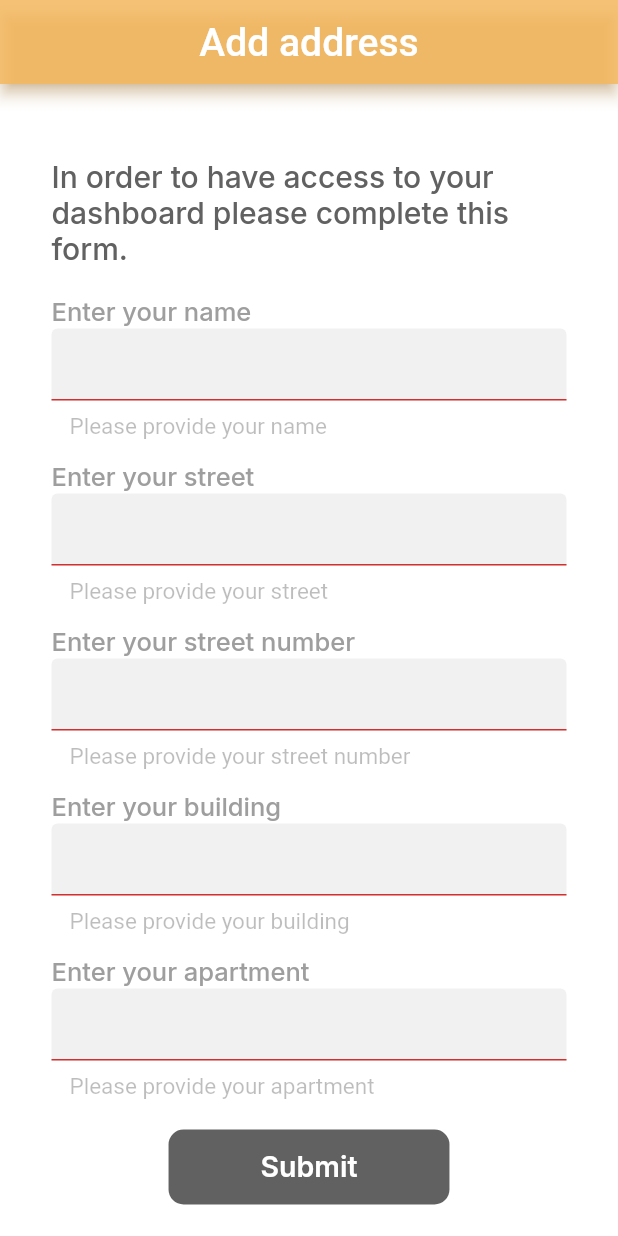
After one commit to IrinaStefanescu/AdminBlock, a Flutter app: the UserAddress screen opened directly, after a tap on "Submit", on a phone screen of 412 x 824 dp. The commit adds this screen. Run offline on Flutter 3.47's test engine with Material 2 defaults, Android fonts, the phone set to English and light mode, and no system bars; our stand-ins replace cloud_firestore, firebase_auth, firebase_core, google_fonts, google_sign_in, modal_bottom_sheet; accounts and stored records are empty; Roboto replaces fonts that are missing (Mukta).

```diff
--- a/lib/pages/auth/login.dart
+++ b/lib/pages/auth/login.dart
@@ -1,3 +1,4 @@
+import 'package:admin_block/user/user_address.dart';
 import 'package:firebase_auth/firebase_auth.dart';
 import 'package:flutter/material.dart';
 import 'package:google_fonts/google_fonts.dart';
@@ -27,7 +28,7 @@ class _LoginPageState extends State<LoginPage> {
   userLogin() async {
     try{
       await FirebaseAuth.instance.signInWithEmailAndPassword(email: email, password: password);
-      Navigator.pushReplacement(context, MaterialPageRoute(builder: (context) => UserMain()));
+      Navigator.pushReplacement(context, MaterialPageRoute(builder: (context) => UserAddress()));
     } on FirebaseAuthException catch(error) {
       if (error.code == 'user-not-found'){
         print("No user found for that email");
--- a/lib/pages/settings.dart
+++ b/lib/pages/settings.dart
@@ -1,3 +1,4 @@
+import 'package:admin_block/pages/user_main.dart';
 import 'package:flutter/cupertino.dart';
 import 'package:flutter/material.dart';
 import 'package:google_fonts/google_fonts.dart';
@@ -21,6 +22,15 @@ class _SettingsPageState extends State<SettingsPage> {
       appBar:  AppBar(
         title: Row(
           children: [
+            IconButton(
+                icon: Icon(Icons.arrow_back_ios),
+                onPressed: (){
+                  Navigator.push(
+                      context,
+                      MaterialPageRoute(
+                          builder: (context) => UserMain()));
+                }
+            ),
             Text(
               "Settings",
               style: GoogleFonts.mukta(
--- a/lib/pages/user_main.dart
+++ b/lib/pages/user_main.dart
@@ -5,6 +5,7 @@ import 'package:admin_block/user/pay_bill.dart';
 import 'package:admin_block/user/profile.dart';
 import 'package:admin_block/user/send_docs.dart';
 import 'package:admin_block/pages/settings.dart';
+import 'package:cloud_firestore/cloud_firestore.dart';
 import 'package:flutter/material.dart';
 import 'package:google_fonts/google_fonts.dart';
 import 'package:modal_bottom_sheet/modal_bottom_sheet.dart';
@@ -36,6 +37,9 @@ class _UserMainState extends State<UserMain> {
 
   @override
   Widget build(BuildContext context) {
+
+    CollectionReference users = FirebaseFirestore.instance.collection('users');
+
     return Scaffold(
       backgroundColor: Colors.white,
       appBar: AppBar(
@@ -79,7 +83,36 @@ class _UserMainState extends State<UserMain> {
         shadowColor: Colors.orange,
         automaticallyImplyLeading: false,
       ),
-      body: _widgetOptions.elementAt(_selectedIndex),
+      body: StreamBuilder(
+        stream: FirebaseFirestore.instance.collection('users').snapshots(),
+        builder: (BuildContext context, AsyncSnapshot<QuerySnapshot> snapshot){
+          if (snapshot.hasError) {
+            return Text('Something went wrong');
+          }
+
+          if (snapshot.connectionState == ConnectionState.waiting) {
+            return Text("Loading");
+          }
+
+          return ListView.builder(
+            itemCount: snapshot.data!.docs.length,
+            itemBuilder: (context, index){
+              return ListTile(
+                title: Text(snapshot.data!.docs[index]['name']),
+                subtitle: Column(
+                  children: [
+                    Text(snapshot.data!.docs[index]['street']),
+                    Text(snapshot.data!.docs[index]['streetNumber']),
+                    Text(snapshot.data!.docs[index]['building']),
+                    Text(snapshot.data!.docs[index]['apartment']),
+                  ],
+                ),
+              );
+            },
+          );
+        },
+      ),
+      //_widgetOptions.elementAt(_selectedIndex),
       bottomNavigationBar: Theme(
         data: Theme.of(context).copyWith(canvasColor: Color(0xF5F3A866)),
         child: BottomNavigationBar(
--- /dev/null
+++ b/lib/user/user_address.dart
@@ -0,0 +1,339 @@
+import 'package:admin_block/pages/user_main.dart';
+import 'package:cloud_firestore/cloud_firestore.dart';
+import 'package:firebase_auth/firebase_auth.dart';
+import 'package:flutter/material.dart';
+import 'package:google_fonts/google_fonts.dart';
+
+class UserAddress extends StatefulWidget {
+  const UserAddress({Key? key}) : super(key: key);
+
+  @override
+  _UserAddressState createState() => _UserAddressState();
+}
+
+class _UserAddressState extends State<UserAddress> {
+
+  var name = "";
+  var street = "";
+  var numberStreet = "";
+  var building = "";
+  var apartment = "";
+
+  final _addressFormKey = GlobalKey<FormState>();
+  final nameController = TextEditingController();
+  final streetController = TextEditingController();
+  final numberStreetController = TextEditingController();
+  final buildingController = TextEditingController();
+  final apartmentController = TextEditingController();
+
+  final uid = FirebaseAuth.instance.currentUser!.uid;
+  final email = FirebaseAuth.instance.currentUser!.email;
+
+  User? user = FirebaseAuth.instance.currentUser;
+
+
+  @override
+  void dispose() {
+    nameController.dispose();
+    streetController.dispose();
+    numberStreetController.dispose();
+    super.dispose();
+  }
+
+
+  @override
+  Widget build(BuildContext context) {
+
+    CollectionReference users = FirebaseFirestore.instance.collection('users');
+
+    return Scaffold(
+      backgroundColor: Colors.white,
+      appBar: AppBar(
+        title: Row(
+          mainAxisAlignment: MainAxisAlignment.center,
+          children: [
+            Text(
+              "Add address",
+              style: GoogleFonts.mukta(
+                fontSize: 26,
+                color: Colors.white,
+                fontWeight: FontWeight.w500,
+              ),
+            ),
+          ],
+        ),
+        backgroundColor: Color(0xD3F5B75B),
+        shadowColor: Color(0xD3F5B75B),
+        automaticallyImplyLeading: false,
+      ),
+      body: Center(
+        child: Form(
+          key: _addressFormKey,
+          child: Container(
+            width: MediaQuery.of(context).size.width / 1.2,
+            height: MediaQuery.of(context).size.height,
+            child: ListView(
+              children: [
+                SizedBox(height: 50,),
+                Text('In order to have access to your \ndashboard please complete this form.',
+                style: GoogleFonts.inter(
+                  color: Colors.grey[700],
+                  fontWeight: FontWeight.w500,
+                  fontSize: 20,
+                ),
+                ),
+                SizedBox(height: 20,),
+                Text('Enter your name',
+                  style: GoogleFonts.inter(
+                    color: Colors.grey[500],
+                    fontWeight: FontWeight.w500,
+                    fontSize: 17,
+                  ),
+                ),
+                TextFormField(
+                  autofocus: false,
+                  decoration: InputDecoration(
+                    fillColor: Color(0x70E0E0E0),
+                    filled: true,
+                    focusColor: Colors.grey[700],
+                    hoverColor: Colors.grey[700],
+                    enabledBorder: OutlineInputBorder(
+                      borderRadius: BorderRadius.all(Radius.circular(15.0)),
+                    ),
+                    focusedBorder: OutlineInputBorder(
+                      borderRadius: BorderRadius.all(Radius.circular(15.0)),
+                    ),
+                    errorStyle: TextStyle(
+                      color: Colors.black26,
+                      fontSize: 15.0,
+                    ),
+                  ),
+                  controller: nameController,
+                  onChanged: (value){
+                    name = value;
+                  },
+                  validator: (value){
+                    if (value == null || value.isEmpty)
+                    {
+                      return 'Please provide your name';
+                    }
+                    return null;
+                  },
+                ),
+                SizedBox(height: 15,),
+                Text('Enter your street',
+                  style: GoogleFonts.inter(
+                    color: Colors.grey[500],
+                    fontWeight: FontWeight.w500,
+                    fontSize: 17,
+                  ),
+                ),
+                TextFormField(
+                  autofocus: false,
+                  decoration: InputDecoration(
+                    fillColor: Color(0x70E0E0E0),
+                    filled: true,
+                    focusColor: Colors.grey[700],
+                    hoverColor: Colors.grey[700],
+                    enabledBorder: OutlineInputBorder(
+                      borderRadius: BorderRadius.all(Radius.circular(15.0)),
+                    ),
+                    focusedBorder: OutlineInputBorder(
+                      borderRadius: BorderRadius.all(Radius.circular(15.0)),
+                    ),
+                    errorStyle: TextStyle(
+                      color: Colors.black26,
+                      fontSize: 15.0,
+                    ),
+                  ),
+                  controller: streetController,
+                  onChanged: (value){
+                    street = value;
+                  },
+                  validator: (value){
+                    if (value == null || value.isEmpty)
+                    {
+                      return 'Please provide your street';
+                    }
+                    return null;
+                  },
+                ),
+                SizedBox(height: 15,),
+                Text('Enter your street number',
+                  style: GoogleFonts.inter(
+                    color: Colors.grey[500],
+                    fontWeight: FontWeight.w500,
+                    fontSize: 17,
+                  ),
+                ),
+                TextFormField(
+                  autofocus: false,
+                  decoration: InputDecoration(
+                    fillColor: Color(0x70E0E0E0),
+                    filled: true,
+                    focusColor: Colors.grey[700],
+                    hoverColor: Colors.grey[700],
+                    enabledBorder: OutlineInputBorder(
+                      borderRadius: BorderRadius.all(Radius.circular(15.0)),
+                    ),
+                    focusedBorder: OutlineInputBorder(
+                      borderRadius: BorderRadius.all(Radius.circular(15.0)),
+                    ),
+                    errorStyle: TextStyle(
+                      color: Colors.black26,
+                      fontSize: 15.0,
+                    ),
+                  ),
+                  controller: numberStreetController,
+                  onChanged: (value){
+                    numberStreet = value;
+                  },
+                  validator: (value){
+                    if (value == null || value.isEmpty)
+                    {
+                      return 'Please provide your street number';
+                    }
+                    return null;
+                  },
+                ),
+                SizedBox(height: 15,),
+                Text('Enter your building',
+                  style: GoogleFonts.inter(
+                    color: Colors.grey[500],
+                    fontWeight: FontWeight.w500,
+                    fontSize: 17,
+                  ),
+                ),
+                TextFormField(
+                  autofocus: false,
+                  decoration: InputDecoration(
+                    fillColor: Color(0x70E0E0E0),
+                    filled: true,
+                    focusColor: Colors.grey[700],
+                    hoverColor: Colors.grey[700],
+                    enabledBorder: OutlineInputBorder(
+                      borderRadius: BorderRadius.all(Radius.circular(15.0)),
+                    ),
+                    focusedBorder: OutlineInputBorder(
+                      borderRadius: BorderRadius.all(Radius.circular(15.0)),
+                    ),
+                    errorStyle: TextStyle(
+                      color: Colors.black26,
+                      fontSize: 15.0,
+                    ),
+                  ),
+                  controller: buildingController,
+                  onChanged: (value){
+                    building = value;
+                  },
+                  validator: (value){
+                    if (value == null || value.isEmpty)
+                    {
+                      return 'Please provide your building';
+                    }
+                    return null;
+                  },
+                ),
+                SizedBox(height: 15,),
+                Text('Enter your apartment',
+                  style: GoogleFonts.inter(
+                    color: Colors.grey[500],
+                    fontWeight: FontWeight.w500,
+                    fontSize: 17,
+                  ),
+                ),
+                TextFormField(
+                  autofocus: false,
+                  decoration: InputDecoration(
+                    fillColor: Color(0x70E0E0E0),
+                    filled: true,
+                    focusColor: Colors.grey[700],
+                    hoverColor: Colors.grey[700],
+                    enabledBorder: OutlineInputBorder(
+                      borderRadius: BorderRadius.all(Radius.circular(15.0)),
+                    ),
+                    focusedBorder: OutlineInputBorder(
+                      borderRadius: BorderRadius.all(Radius.circular(15.0)),
+                    ),
+                    errorStyle: TextStyle(
+                      color: Colors.black26,
+                      fontSize: 15.0,
+                    ),
+                  ),
+                  controller: apartmentController,
+                  onChanged: (value){
+                    apartment = value;
+                  },
+                  validator: (value){
+                    if (value == null || value.isEmpty)
+                    {
+                      return 'Please provide your apartment';
+                    }
+                    return null;
+                  },
+                ),
+                SizedBox(height: 20,),
+                Center(
+                  child: Container(
+                    width: MediaQuery.of(context).size.width / 2.2,
+                    height: 50,
+                    decoration: BoxDecoration(
+                      borderRadius: BorderRadius.circular(10.0),
+                      color: Colors.grey[700],
+                    ),
+                    child: TextButton(
+                      child: Text(
+                          'Submit',
+                        style: GoogleFonts.inter(
+                          color: Colors.white,
+                          fontWeight: FontWeight.w600,
+                          fontSize: 19,
+                        ),
+                      ),
+                      onPressed: () async {
+                        if (_addressFormKey.currentState!.validate()){
+                            ScaffoldMessenger.of(context).showSnackBar(
+                              SnackBar(
+                                content: Text('Sending data to Cloud Firestore'),
+                              ),
+                            );
+                            await users.add({'name': name, 'street': street, 'streetNumber': numberStreet, 'building': building, 'apartment': apartment
+                            }).then((value) => print ("User added")).catchError((error) => print('Failed to add user: $error'));
+                            print("Name: $name");
+                          Navigator.pushReplacement(context, MaterialPageRoute(builder: (context) => UserMain()));
+                        }
+                      },
+                    ),
+                  ),
+                ),
+              ],
+            ),
+          ),
+        ),
+      ),
+      );
+  }
+}
+
+// child: StreamBuilder<QuerySnapshot>(
+// stream: users,
+// builder: (
+// BuildContext context,
+//     AsyncSnapshot<QuerySnapshot> snapshot,
+// ) {
+// if (snapshot.hasError) {
+// return Text('Something went wrong.');
+// }
+// if (snapshot.connectionState == ConnectionState.waiting){
+// return Text('Loading');
+// }
+//
+// final data = snapshot.requireData;
+// return ListView.builder(
+// itemCount: data.size,
+// itemBuilder: (context, index){
+// return Text('Hello ${data.docs[index][name]}');
+// },
+// );
+// },
+// ),
```
Also changed, not shown: 1 other file.
